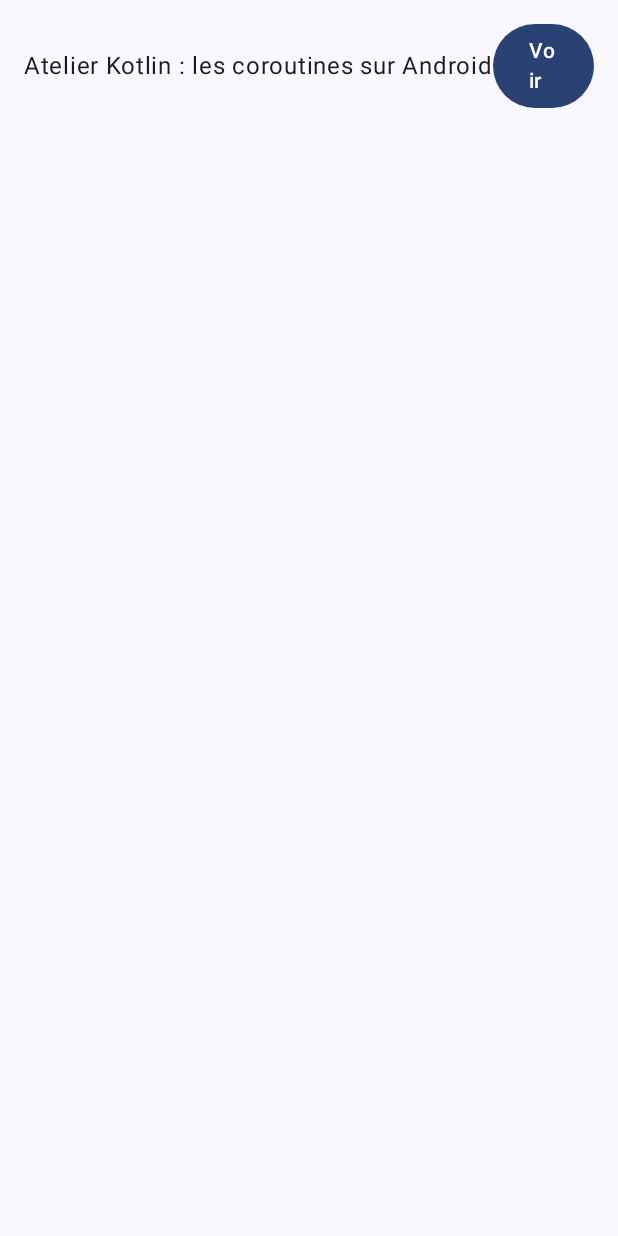
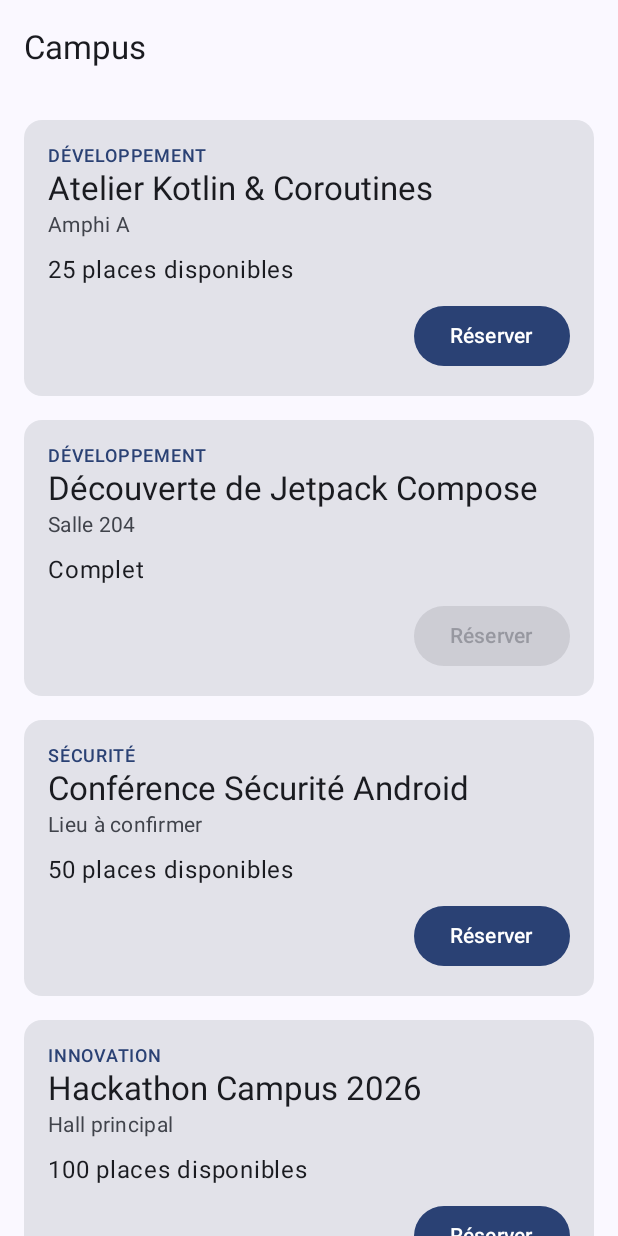
Before and after one commit to LucasMarrot/campus, an Android app built with Jetpack Compose: the screen it shows after launch (MainActivity), on a phone screen of 412 x 824 dp. Run offline under Robolectric (Android 15) with nearby library versions, the phone set to English and light mode, and no system bars.

Commit message:
Exo2 - Partie1 - 5 : catalogue v0.2 - journalisation des clics et affichage de la liste

```diff
--- a/app/src/main/java/fr/cnam/campus/MainActivity.kt
+++ b/app/src/main/java/fr/cnam/campus/MainActivity.kt
@@ -26,6 +26,7 @@ import androidx.compose.foundation.lazy.items
 import androidx.compose.material3.ExperimentalMaterial3Api
 import androidx.compose.material3.TopAppBar
 import androidx.compose.foundation.layout.PaddingValues
+import android.util.Log
 
 class MainActivity : ComponentActivity() {
     override fun onCreate(savedInstanceState: Bundle?) {
@@ -33,11 +34,30 @@ class MainActivity : ComponentActivity() {
         enableEdgeToEdge()
         setContent {
             CampusTheme {
-                Scaffold(modifier = Modifier.fillMaxSize()) { innerPadding ->
-                    ActionLine(modifier = Modifier.padding(innerPadding))
-                }
+                EventListScreen(
+                    events = sampleEvents,
+                    onEventClick = { event ->
+                        Log.d("Campus", "Clic sur l'événement : ${event.title}")
+                    },
+                    onBookClick = { event ->
+                        Log.d("Campus", "Réservation effectuée pour : ${event.title}")
+                    },
+                    modifier = Modifier.fillMaxSize()
+                )
             }
         }
+    }
+}
+
+@Preview(showBackground = true)
+@Composable
+fun EventListScreenPreview() {
+    CampusTheme {
+        EventListScreen(
+            events = sampleEvents,
+            onEventClick = {},
+            onBookClick = {}
+        )
     }
 }
 
```
